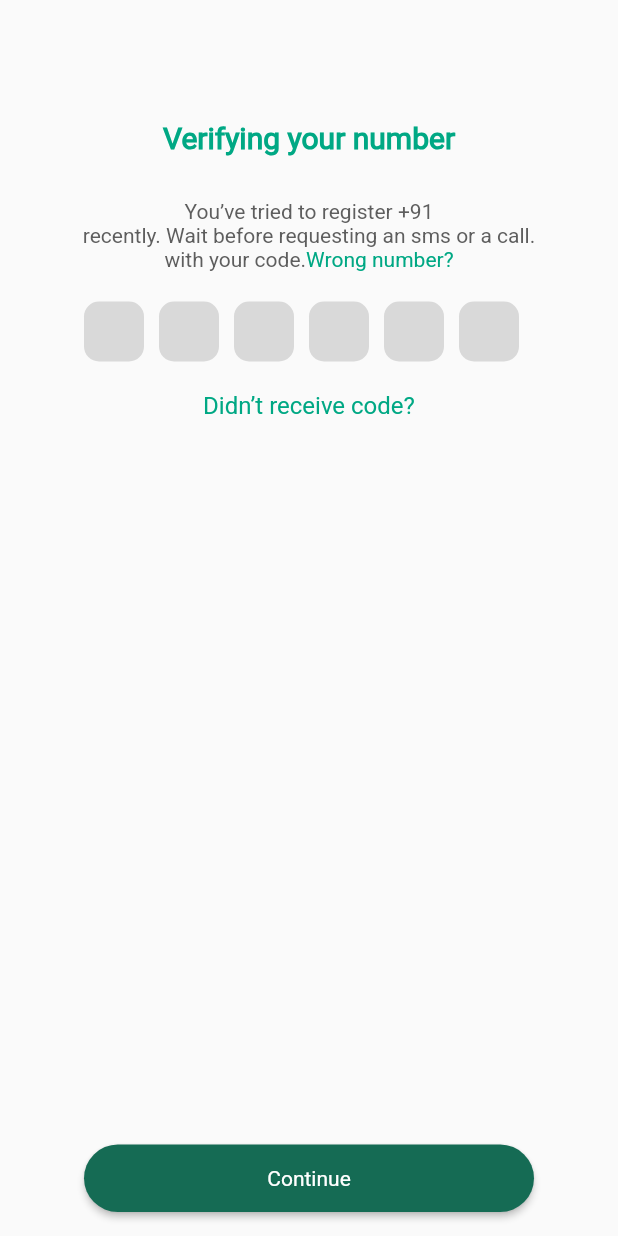
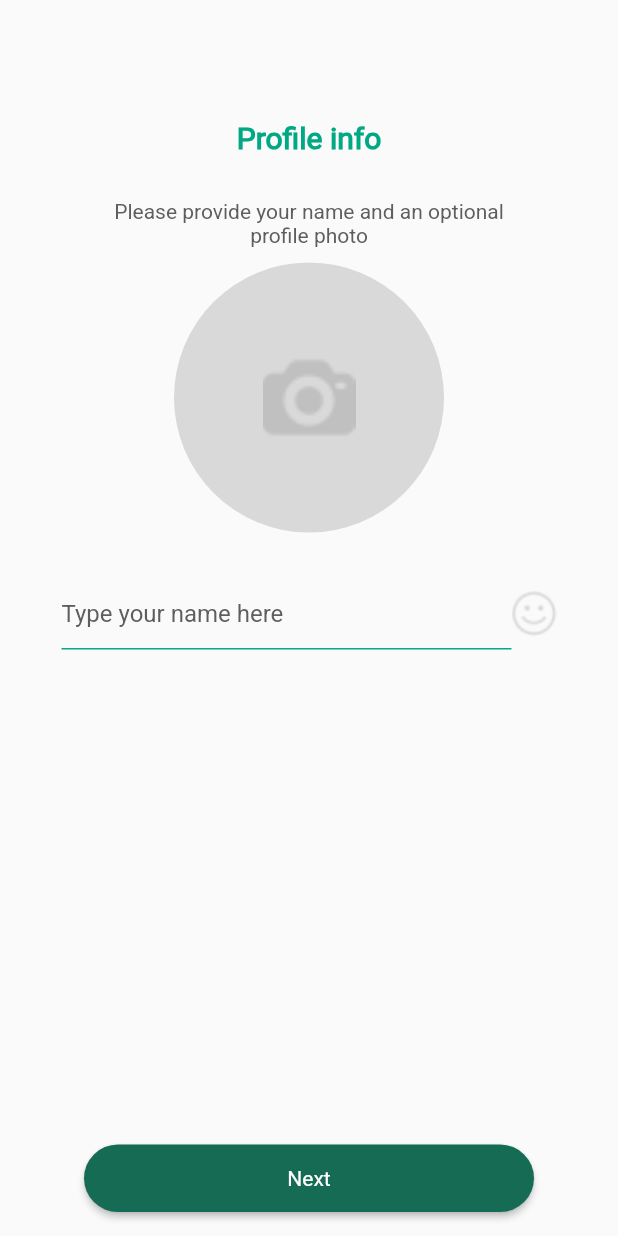
Before and after one commit to Amangulati05/whatsapp, a Flutter app: the Otpscreen screen opened directly with empty values, after a tap on "Continue", on a phone screen of 412 x 824 dp. Run offline on Flutter 3.47's test engine with Material 3 defaults, Android fonts, the phone set to English and light mode, and no system bars; network calls fail; key blocks and very long unbroken strings in the code were emptied for the run.

Commit message:
add this

```diff
--- a/lib/OTPscreen/otpscreen.dart
+++ b/lib/OTPscreen/otpscreen.dart
@@ -1,4 +1,5 @@
 import 'package:flutter/material.dart';
+import 'package:whatsapp/Screens/Profile%20screen.dart';
 import 'package:whatsapp/Widgets/Uihelper.dart';
 
 class Otpscreen extends StatelessWidget {
@@ -93,6 +94,12 @@ class Otpscreen extends StatelessWidget {
         width: 300,
         child: ElevatedButton(
           onPressed: () {
+            Navigator.push(
+              context,
+              MaterialPageRoute(
+                builder: (context) => ProfileScreen()),
+
+            );
 
 
           },style: ElevatedButton.styleFrom(shape: RoundedRectangleBorder(borderRadius: BorderRadius.circular(40))),
--- /dev/null
+++ b/lib/Screens/Profile screen.dart
@@ -0,0 +1,111 @@
+import 'package:flutter/material.dart';
+import 'package:whatsapp/Screens/Home%20screen.dart';
+import 'package:whatsapp/Widgets/Uihelper.dart';
+
+class ProfileScreen   extends StatefulWidget {
+
+
+  ProfileScreen({super.key});
+
+  @override
+  State<ProfileScreen> createState() => _ProfileScreenState();
+}
+
+class _ProfileScreenState extends State<ProfileScreen> {
+  TextEditingController namecontroller = TextEditingController();
+
+  @override
+  Widget build(BuildContext context) {
+    return Scaffold(
+      body: Center(
+        child: Column(
+          children: [
+            SizedBox(height: 80),
+            uihelper.CustomText(
+              text: "Profile info",
+              height: 20,
+              color: Color(0XFF00A884),
+              fontweight: FontWeight.bold,
+            ),
+            SizedBox(height: 30),
+            uihelper.CustomText(
+              text: "Please provide your name and an optional",
+              height: 14,
+              color: Color(0XFF5E5E5E),
+            ),
+            uihelper.CustomText(
+              text: "profile photo",
+              height: 14,
+              color: Color(0XFF5E5E5E),
+            ),
+            SizedBox(height: 10),
+            CircleAvatar(
+              radius: 90,
+              backgroundColor: Color(0XFFD9D9D9),
+              child: Image.asset(
+                "assets/images/profile.png",
+                height: 62,
+                fit: BoxFit.cover,
+              ),
+            ),
+            SizedBox(height: 30),
+            Row(
+              mainAxisAlignment: MainAxisAlignment.center,
+              crossAxisAlignment: CrossAxisAlignment.center,
+              children: [
+                SizedBox(
+
+                  width: 300,
+
+                  child: TextField(
+                    keyboardType: TextInputType.name,
+
+                    controller: namecontroller,
+                    decoration: InputDecoration(
+                      hintText: "Type your name here",
+                      hintStyle: TextStyle(color: Color(0XFF5E5E5E)),
+                      border: UnderlineInputBorder(
+                        borderSide: BorderSide(color: Color(0XFF05AA82)),
+                      ),
+                      enabledBorder: UnderlineInputBorder(
+                        borderSide: BorderSide(color: Color(0XFF05AA82)),
+                      ),
+                      focusedBorder: UnderlineInputBorder(
+                        borderSide: BorderSide(color: Color(0XFF05AA82)),
+                      ),
+                    ),
+                  ),
+                ),
+                Image.asset("assets/images/happy-face 1.png")
+              ],
+            ),
+          ],
+        ),
+      ),
+      floatingActionButton: SizedBox(
+        height: 45,
+        width: 300,
+        child: ElevatedButton(
+          onPressed: () {
+            Navigator.push(context, MaterialPageRoute(builder: (context) => Homepage()));
+
+
+
+          },
+          style: ElevatedButton.styleFrom(shape: RoundedRectangleBorder(
+
+              borderRadius: BorderRadius.circular(40))),
+          child: Text(
+            'Next',
+            style: TextStyle(fontSize: 14, color: Colors.white),
+          ),
+        ),
+      ),
+      floatingActionButtonLocation: FloatingActionButtonLocation.centerFloat,
+
+    );
+  }
+
+
+
+  }
--- a/lib/main.dart
+++ b/lib/main.dart
@@ -1,5 +1,7 @@
 import 'package:flutter/material.dart';
+import 'package:whatsapp/Screens/Home%20screen.dart';
 import 'package:whatsapp/Screens/Splashscreen.dart';
+
 
 void main() {
   runApp(const MyApp());
@@ -22,7 +24,7 @@ class MyApp extends StatelessWidget {
       ),
 
 
-      home: Splashscreen()
+      home: Splashscreen(),
     );
   }
 }
--- a/pubspec.yaml
+++ b/pubspec.yaml
@@ -61,6 +61,11 @@ flutter:
   assets:
     - assets/images/whatsapp 1.png
     - assets/images/image 1.png
+    - assets/images/profile.png
+    - assets/images/happy-face 1.png
+    - assets/images/Search.png
+
+
 
   # An image asset can refer to one or more resolution-specific "variants", see
   # https://flutter.dev/to/resolution-aware-images
```
Also changed, not shown: lib/Screens/Camerascreen.dart (added, +13 -0 lines), lib/Screens/Home screen.dart (added, +60 -0 lines), lib/Screens/onboardingscreens/Chats.dart (added, +96 -0 lines), lib/Screens/onboardingscreens/Status.dart (added, +14 -0 lines), assets/images/Search.png (added), assets/images/happy-face 1.png (added), assets/images/profile.png (added), lib/Screens/onboardingscreens/Calls.dart (added).
